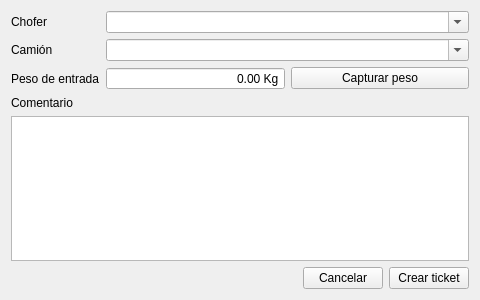
The window that romano/ui/new_ticket.ui (elshaka/Romano) describes before a commit, drawn with Qt 5.
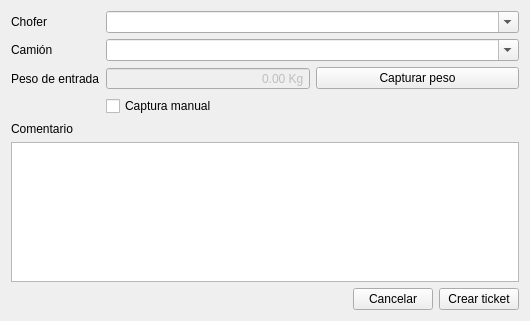
The same window after the commit.

Commit message: Implemented manual weight. Fixed bug on serial thread

What changed in the file:
```diff
--- a/romano/ui/new_ticket.ui
+++ b/romano/ui/new_ticket.ui
@@ -6,8 +6,8 @@
    <rect>
     <x>0</x>
     <y>0</y>
-    <width>480</width>
-    <height>300</height>
+    <width>530</width>
+    <height>321</height>
    </rect>
   </property>
   <property name="minimumSize">
@@ -70,6 +70,15 @@
       <layout class="QHBoxLayout" name="weightLayout">
        <item>
         <widget class="QDoubleSpinBox" name="incomingWeightSpinBox">
+         <property name="enabled">
+          <bool>false</bool>
+         </property>
+         <property name="minimumSize">
+          <size>
+           <width>0</width>
+           <height>0</height>
+          </size>
+         </property>
          <property name="focusPolicy">
           <enum>Qt::NoFocus</enum>
          </property>
@@ -108,6 +117,13 @@
        </item>
       </layout>
      </item>
+     <item row="4" column="1">
+      <widget class="QCheckBox" name="manualCheckBox">
+       <property name="text">
+        <string>Captura manual</string>
+       </property>
+      </widget>
+     </item>
     </layout>
    </item>
    <item>
```
Left out of the diff: 2 changed lines with no effect on the pictures. The commit also changes 9 other files.
